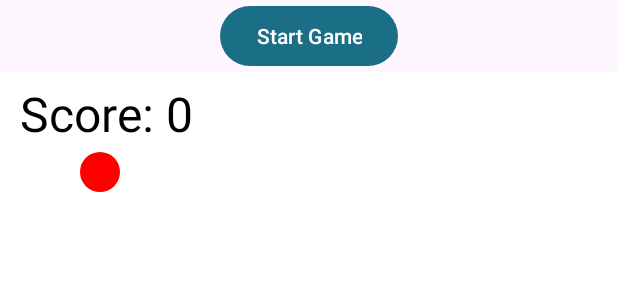
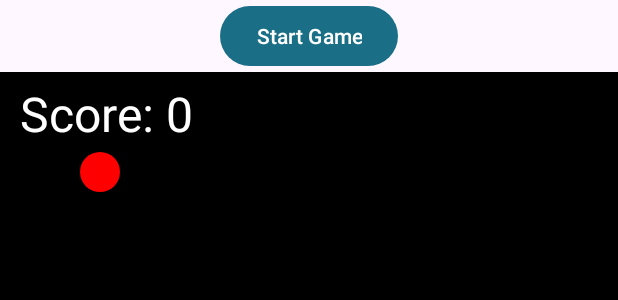
Before and after one commit to izbl/musical-games, an Android app: the layout activity_game_floppy.xml on its own in the app's theme, with its tools: preview values and no code run, on a phone screen of 412 x 824 dp. Shown: the top 300 px of the screen. Run offline under Robolectric (Android 15) with nearby library versions, the phone set to English and light mode, and no system bars; network calls fail.

Commit message:
change flappy colours

```diff
--- a/app/src/main/java/com/example/musicalgames/views/FloppyGameView.kt
+++ b/app/src/main/java/com/example/musicalgames/views/FloppyGameView.kt
@@ -9,12 +9,15 @@ import android.util.AttributeSet
 import android.view.MotionEvent
 import android.view.View
 import android.widget.Toast
+import androidx.core.content.ContextCompat
+import com.example.musicalgames.R
 import com.example.musicalgames.models.Bird
 import com.example.musicalgames.models.Pipe
 import kotlin.random.Random
 interface GameEndListener {
     fun onEndGame()
 }
+
 
 class FloppyGameView(context: Context, attrs: AttributeSet) : View(context, attrs) {
     private val pipes = mutableListOf<Pipe>()
@@ -25,9 +28,12 @@ class FloppyGameView(context: Context, attrs: AttributeSet) : View(context, attr
     private var score = 0
 
     private val scorePaint = Paint().apply {
-        color = Color.BLACK
+        color = ContextCompat.getColor(context, R.color.white)
         textSize = 48f
     }
+
+    private val backgroundColor = ContextCompat.getColor(context, R.color.black)
+    private val pipeColor = ContextCompat.getColor(context, R.color.blue)
 
     fun setEndListener(listener: GameEndListener) {
         endListener = listener
@@ -58,10 +64,14 @@ class FloppyGameView(context: Context, attrs: AttributeSet) : View(context, attr
 
     override fun onDraw(canvas: Canvas) {
         super.onDraw(canvas)
+
+        // Draw background
+        canvas.drawColor(backgroundColor)
+
         paint.color = Color.RED
         canvas.drawCircle(bird.x, bird.y, bird.radius, paint)
 
-        paint.color = Color.GREEN
+        paint.color = pipeColor
 
         for (pipe in pipes) {
             canvas.drawRect(pipe.x.toFloat(), 0f, (pipe.x + Pipe.WIDTH).toFloat(), pipe.topHeight.toFloat(), paint)
```
